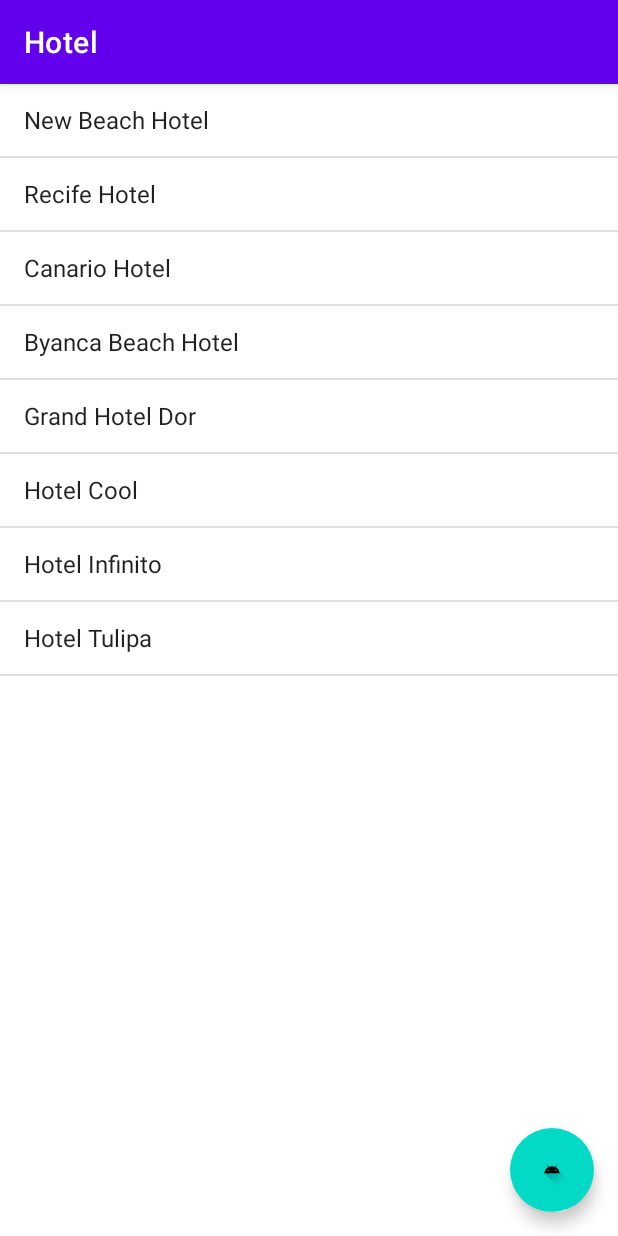
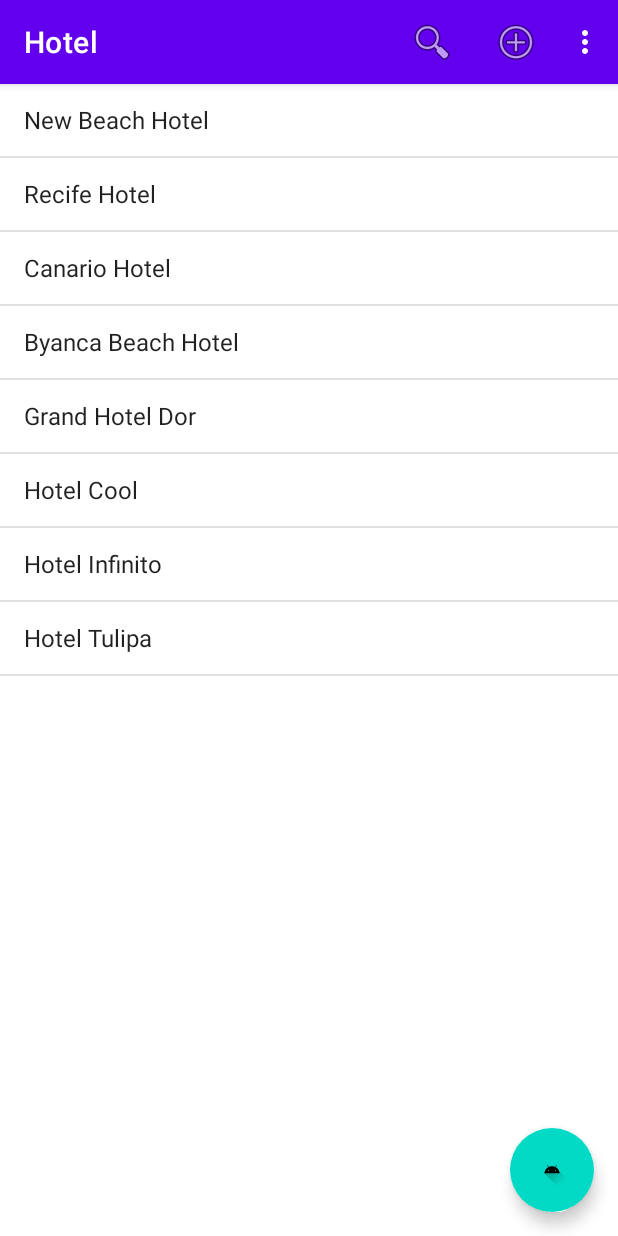
Before and after one commit to daviximenes/hotelKotlin, an Android app: the screen it shows after launch (MainActivity), on a phone screen of 412 x 824 dp. Run offline under Robolectric (Android 15) with nearby library versions, the phone set to English and light mode, and no system bars.

Commit message:
some changes

```diff
--- a/app/src/main/java/com/example/hotel/MainActivity.kt
+++ b/app/src/main/java/com/example/hotel/MainActivity.kt
@@ -1,13 +1,24 @@
 package com.example.hotel
 
 import android.os.Bundle
+import android.os.Handler
+import android.view.Menu
+import android.view.MenuItem
 import androidx.appcompat.app.AppCompatActivity
+import androidx.appcompat.widget.SearchView
 import com.example.hotel.data.Hotel
 import com.example.hotel.fragment.HotelListFragment
 
 class MainActivity : AppCompatActivity(),
-        HotelListFragment.OnHotelClickListener
+        HotelListFragment.OnHotelClickListener,
+        SearchView.OnQueryTextListener,
+        MenuItem.OnActionExpandListener
 {
+    private var lastSearchTerm: String = ""
+    private var searchView: SearchView? = null
+    private val listFragment:HotelListFragment by lazy {
+        supportFragmentManager.findFragmentById(R.id.fragmentList) as HotelListFragment
+    }
 
     override fun onCreate(savedInstanceState: Bundle?) {
         println("@@MAIN ACTIVITY")
@@ -22,6 +33,20 @@ class MainActivity : AppCompatActivity(),
         */
     }
 
+    override fun onSaveInstanceState(outState: Bundle) {
+        super.onSaveInstanceState(outState)
+        outState?.putString(EXTRA_SEARCH_TERM, lastSearchTerm)
+    }
+
+    override fun onRestoreInstanceState(savedInstanceState: Bundle) {
+        super.onRestoreInstanceState(savedInstanceState)
+        lastSearchTerm = savedInstanceState?.getString(EXTRA_SEARCH_TERM) ?: ""
+    }
+
+    override fun onOptionsItemSelected(item: MenuItem): Boolean {
+        return super.onOptionsItemSelected(item)
+    }
+
     override fun onHotelClick(hotel: Hotel) {
         showDetailsActivity(hotel.id)
     }
@@ -30,5 +55,50 @@ class MainActivity : AppCompatActivity(),
         HotelDetailsActivity.open(this,hotelId)
     }
 
+    private fun showDetailsFragment(hotelId: Long)
+    {
+        searchView?.setOnQueryTextFocusChangeListener(null)
+    }
+
+    override fun onCreateOptionsMenu(menu: Menu?): Boolean {
+        menuInflater.inflate(R.menu.hotel, menu)
+
+        val searchItem = menu?.findItem(R.id.action_search)
+        searchItem?.setOnActionExpandListener(this)
+
+        searchView = searchItem?.actionView as SearchView
+        searchView?.queryHint = getString(R.string.hint_search)
+        searchView?.setOnQueryTextListener(this)
+
+        if (lastSearchTerm.isNotEmpty()) {
+            Handler().post {
+                val query = lastSearchTerm
+                searchItem.expandActionView()
+                searchView?.setQuery(query, true)
+                searchView?.clearFocus()
+            }
+        }
+        return true
+    }
+
+    override fun onQueryTextSubmit(query: String?) = true
+
+    override fun onQueryTextChange(newText: String?): Boolean {
+        lastSearchTerm = newText ?: ""
+        listFragment.search(lastSearchTerm)
+        return true
+    }
+
+    override fun onMenuItemActionExpand(item: MenuItem?) = true
+
+    override fun onMenuItemActionCollapse(item: MenuItem?): Boolean {
+        lastSearchTerm = ""
+        listFragment.cleanSearch()
+        return true
+    }
+    companion object {
+        const val EXTRA_SEARCH_TERM = "lastSearch"
+    }
+
 
 }
--- /dev/null
+++ b/app/src/main/res/menu/hotel.xml
@@ -0,0 +1,20 @@
+<menu xmlns:android="http://schemas.android.com/apk/res/android"
+    xmlns:app="http://schemas.android.com/apk/res-auto"
+    xmlns:tools="http://schemas.android.com/tools"
+    tools:context="dominando.android.fragments.HotelActivity" >
+    <item android:id="@+id/action_search"
+        android:title="@string/action_search"
+        android:icon="@android:drawable/ic_menu_search"
+        app:showAsAction="collapseActionView|ifRoom"
+        app:actionViewClass="androidx.appcompat.widget.SearchView" />
+    <item
+        android:id="@+id/action_new"
+        android:icon="@android:drawable/ic_menu_add"
+        android:title="@string/action_new_hotel"
+        app:showAsAction="ifRoom|withText" />
+    <item
+        android:id="@+id/action_info"
+        android:icon="@android:drawable/ic_menu_info_details"
+        android:title="@string/action_info"
+        app:showAsAction="never" />
+</menu>
--- a/app/src/main/res/values/strings.xml
+++ b/app/src/main/res/values/strings.xml
@@ -1,4 +1,9 @@
 <resources>
     <string name="app_name">Hotel</string>
     <string name="error_hotel_not_found">Hotel não encontrado</string>
+    <string name="action_search">Pesquisar</string>
+    <string name="action_new_hotel">Novo Hotel</string>
+    <string name="action_info">Info</string>
+    <string name="hint_search">Procurar por Hotel</string>
+
 </resources>
```
Also changed, not shown: app/src/main/java/com/example/hotel/fragment/HotelListFragment.kt (+12 -1 lines).
